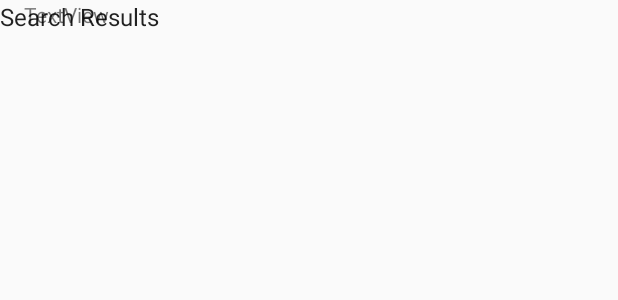
After one commit to ETS-Android5/Software-Engineering-Project, an Android app: the layout fragment_search_results2.xml on its own in the app's theme, with its tools: preview values and no code run, on a phone screen of 412 x 824 dp. The commit adds this screen. Shown: the top 300 px of the screen. Run offline under Robolectric (Android 15) with nearby library versions, the phone set to English and light mode, and no system bars.

Commit message:
create a search fragment

```diff
--- a/app/build.gradle
+++ b/app/build.gradle
@@ -24,6 +24,7 @@ android {
 
 dependencies {
     implementation fileTree(include: ['*.jar'], dir: 'libs')
+    implementation 'com.android.support:support-v4:23.4.0'
     testImplementation 'junit:junit:4.12'
     testImplementation 'org.mockito:mockito-core:2.7.22'
     implementation 'com.android.support:appcompat-v7:23.3.0'
--- a/app/src/main/java/comp3350/breadtunes/business/LookUpSongs.java
+++ b/app/src/main/java/comp3350/breadtunes/business/LookUpSongs.java
@@ -2,7 +2,9 @@ package comp3350.breadtunes.business;
 
 import java.util.ArrayList;
 import java.util.List;
+import java.util.Observer;
 
+import comp3350.breadtunes.business.observables.SongObservable;
 import comp3350.breadtunes.objects.Album;
 import comp3350.breadtunes.objects.Artist;
 import comp3350.breadtunes.objects.Song;
@@ -32,6 +34,7 @@ public class LookUpSongs {
                 matchingSongs.add(ss);
             }
         }
+
         return matchingSongs;
     }
 
@@ -70,4 +73,5 @@ public class LookUpSongs {
         }
         return null;
     }
+
 }
--- a/app/src/main/java/comp3350/breadtunes/presentation/HomeActivity.java
+++ b/app/src/main/java/comp3350/breadtunes/presentation/HomeActivity.java
@@ -46,7 +46,7 @@ public class HomeActivity extends BaseActivity  {
     public static ArrayList<Song> sList = new ArrayList<>();
     String[] songNamesToDisplay;
     private final String TAG = "HomeActivity";
-
+    LookUpSongs findSong;
 
 
 
@@ -61,7 +61,7 @@ public class HomeActivity extends BaseActivity  {
         final List<Song> songList = ServiceGateway.getSongPersistence().getAll();
         musicPlayerState = new MusicPlayerState(songList);
         mediaPlayerController = new MediaPlayerController(HomeActivity.this, musicPlayerState, ServiceGateway.getMediaManager());
-
+        findSong = new LookUpSongs(songList);
         //initialize the songNamestoDisplay so that the fragment can populate its list
         sList.addAll(songList);
         songNamesToDisplay = getSongNames(sList);
@@ -70,6 +70,7 @@ public class HomeActivity extends BaseActivity  {
         FragmentTransaction fragmentTransaction= getSupportFragmentManager().beginTransaction();
         fragmentTransaction.replace(R.id.fragment_placeholder, new SongListFragment());
         fragmentTransaction.commit();
+
 
 
 
--- /dev/null
+++ b/app/src/main/res/layout/fragment_search_results2.xml
@@ -0,0 +1,30 @@
+<?xml version="1.0" encoding="utf-8"?>
+<android.support.constraint.ConstraintLayout xmlns:android="http://schemas.android.com/apk/res/android"
+    xmlns:app="http://schemas.android.com/apk/res-auto"
+    xmlns:tools="http://schemas.android.com/tools"
+    android:layout_width="match_parent"
+    android:layout_height="match_parent"
+    tools:context=".presentation.SearchResultsFragment">
+
+    <!-- TODO: Update blank fragment layout -->
+
+    <TextView
+        android:id="@+id/titleSearch"
+        android:layout_width="match_parent"
+        android:layout_height="36dp"
+        android:text="Search Results"
+        android:textAppearance="@style/TextAppearance.AppCompat.Subhead"
+        android:visibility="visible" />
+
+    <TextView
+        android:id="@+id/resultDisplay"
+        android:layout_width="0dp"
+        android:layout_height="449dp"
+        android:layout_marginStart="16dp"
+        android:layout_marginEnd="16dp"
+        android:text="TextView"
+        app:layout_constraintEnd_toEndOf="parent"
+        app:layout_constraintStart_toStartOf="parent"
+        tools:layout_editor_absoluteY="42dp" />
+
+</android.support.constraint.ConstraintLayout>
```
Also changed, not shown: app/src/main/AndroidManifest.xml (+4 -11 lines), app/src/main/java/comp3350/breadtunes/presentation/SearchResultsFragment.java (added, +48 -0 lines).
